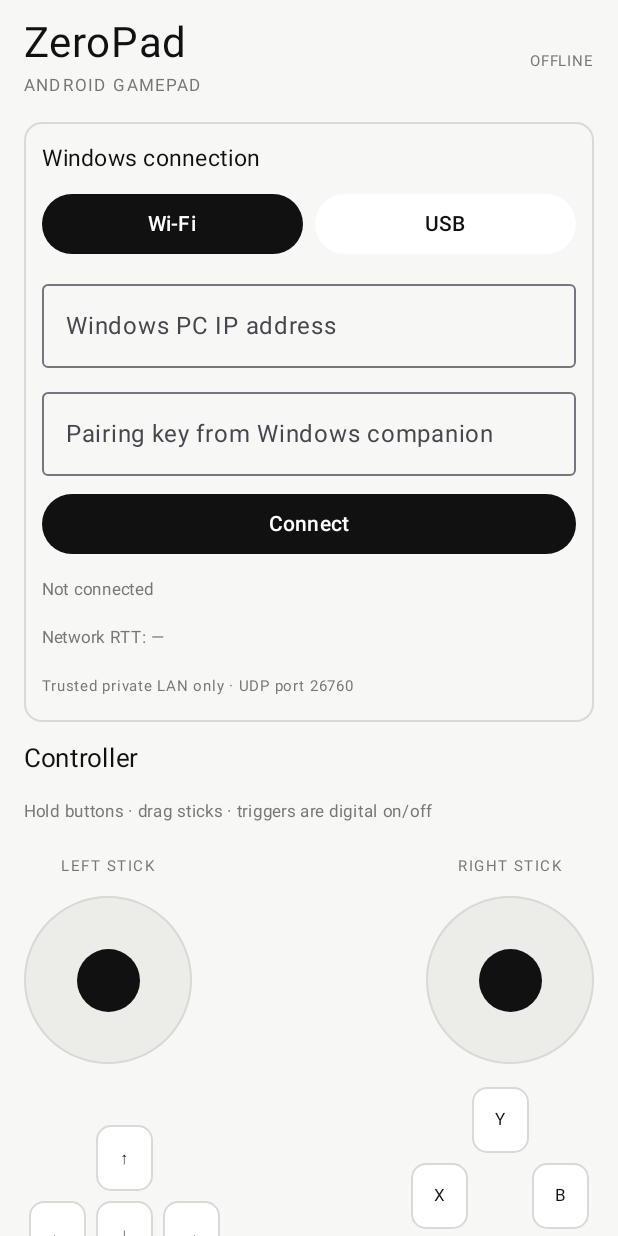
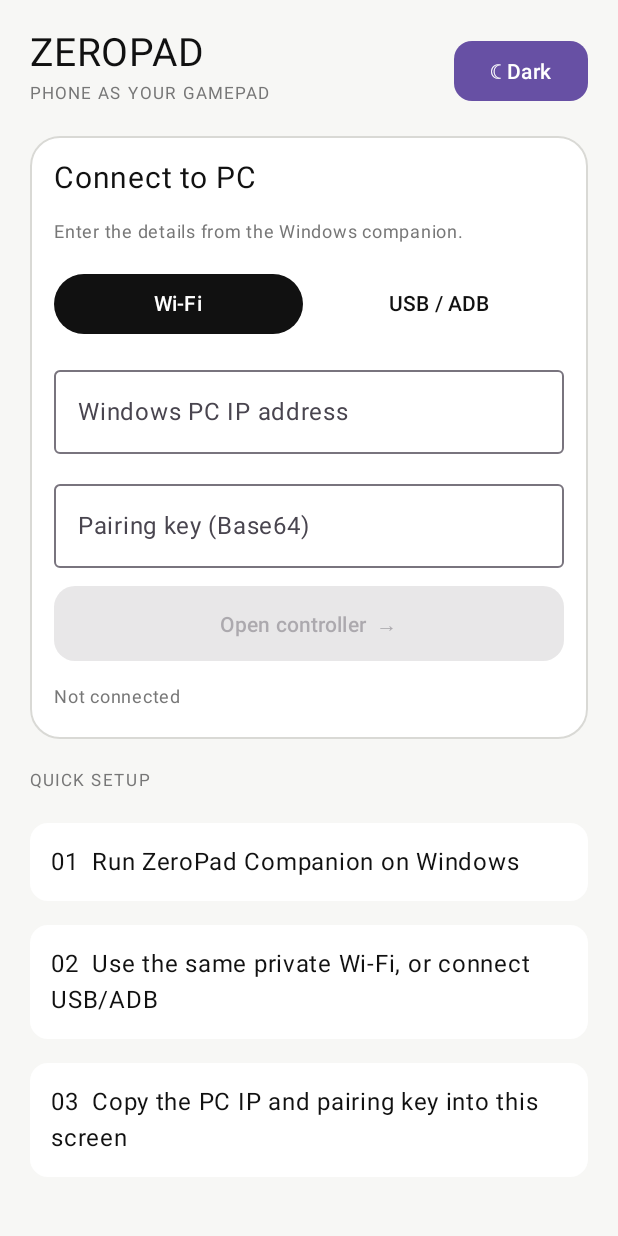
Before and after one commit to Aasimabdul/Zeropad, an Android app built with Jetpack Compose: the screen it shows after launch (MainActivity), on a phone screen of 412 x 824 dp. Run offline under Robolectric (Android 15) with nearby library versions, the phone set to English and light mode, and no system bars; 1 statement that could not run was skipped.

Commit message:
feat(android): separate connection and gamepad screens, add theme toggle and responsive alignment

```diff
--- a/android/app/src/main/java/com/simbuild/zeropad/MainActivity.kt
+++ b/android/app/src/main/java/com/simbuild/zeropad/MainActivity.kt
@@ -40,20 +40,31 @@ private val Paper = Color(0xFFF7F7F5)
 private val Ink = Color(0xFF111111)
 private val Muted = Color(0xFF777777)
 private val Border = Color(0xFFD9D9D5)
+private val DarkBg = Color(0xFF0B0D10)
+private val DarkSurface = Color(0xFF15181D)
+private val DarkInk = Color(0xFFF4F6F8)
+private val DarkMuted = Color(0xFFA1A8B2)
+private val DarkBorder = Color(0xFF303640)
 
 class MainActivity : ComponentActivity() {
     override fun onCreate(savedInstanceState: Bundle?) {
         super.onCreate(savedInstanceState)
         setContent {
-            MaterialTheme {
-                Surface(Modifier.fillMaxSize(), color = Paper) { ControllerScreen() }
+            var darkMode by remember { mutableStateOf(false) }
+            val bg = if (darkMode) DarkBg else Paper
+            val surface = if (darkMode) DarkSurface else Color.White
+            val ink = if (darkMode) DarkInk else Ink
+            val muted = if (darkMode) DarkMuted else Muted
+            val border = if (darkMode) DarkBorder else Border
+            MaterialTheme(colorScheme = if (darkMode) darkColorScheme(primary = Color(0xFF4C8DFF), background = bg, surface = surface, onSurface = ink) else lightColorScheme(primary = Color(0xFF245FC7), background = bg, surface = surface, onSurface = ink)) {
+                Surface(Modifier.fillMaxSize(), color = bg) { ControllerScreen(darkMode, { darkMode = it }, bg, surface, ink, muted, border) }
             }
         }
     }
 }
 
 @Composable
-private fun ControllerScreen() {
+private fun ControllerScreen(darkMode: Boolean, setDarkMode: (Boolean) -> Unit, bg: Color, surface: Color, ink: Color, muted: Color, border: Color) {
     val pressed = remember { mutableStateListOf<String>() }
     val client = remember { GamepadTransportClient() }
     val scope = rememberCoroutineScope()
@@ -148,121 +159,58 @@ private fun ControllerScreen() {
         }
     }
 
-    Column(
-        Modifier.fillMaxSize().verticalScroll(rememberScrollState()).padding(horizontal = 16.dp, vertical = 12.dp),
-        verticalArrangement = Arrangement.spacedBy(12.dp)
-    ) {
-        Row(Modifier.fillMaxWidth(), verticalAlignment = Alignment.CenterVertically) {
-            Column(Modifier.weight(1f)) {
-                Text("ZeroPad", fontSize = 28.sp, color = Ink)
-                Text("ANDROID GAMEPAD", fontSize = 11.sp, color = Muted, letterSpacing = 1.5.sp)
+    if (!connected) {
+        Column(Modifier.fillMaxSize().verticalScroll(rememberScrollState()).padding(20.dp), verticalArrangement = Arrangement.spacedBy(16.dp)) {
+            Row(Modifier.fillMaxWidth(), verticalAlignment = Alignment.CenterVertically) {
+                Column(Modifier.weight(1f)) { Text("ZEROPAD", fontSize = 26.sp, color = ink); Text("PHONE AS YOUR GAMEPAD", fontSize = 11.sp, color = muted, letterSpacing = 1.4.sp) }
+                Button(onClick = { darkMode = !darkMode }, shape = RoundedCornerShape(12.dp)) { Text(if (darkMode) "☀ Light" else "☾ Dark") }
             }
-            Text(if (hostSeen) "CONNECTED" else if (connected) "WAITING" else "OFFLINE", fontSize = 10.sp, color = Muted)
+            Column(Modifier.fillMaxWidth().background(surface, RoundedCornerShape(20.dp)).border(1.dp, border, RoundedCornerShape(20.dp)).padding(16.dp), verticalArrangement = Arrangement.spacedBy(12.dp)) {
+                Text("Connect to PC", fontSize = 20.sp, color = ink)
+                Text("Enter the details from the Windows companion.", fontSize = 12.sp, color = muted)
+                Row(Modifier.fillMaxWidth(), horizontalArrangement = Arrangement.spacedBy(8.dp)) {
+                    Button(onClick = { if (!connected) transport = TransportMode.WIFI }, enabled = !connected, modifier = Modifier.weight(1f), colors = ButtonDefaults.buttonColors(containerColor = if (transport == TransportMode.WIFI) ink else surface, contentColor = if (transport == TransportMode.WIFI) surface else ink)) { Text("Wi-Fi") }
+                    Button(onClick = { if (!connected) transport = TransportMode.USB }, enabled = !connected, modifier = Modifier.weight(1f), colors = ButtonDefaults.buttonColors(containerColor = if (transport == TransportMode.USB) ink else surface, contentColor = if (transport == TransportMode.USB) surface else ink)) { Text("USB / ADB") }
+                }
+                if (transport == TransportMode.WIFI) OutlinedTextField(host, { host = it }, Modifier.fillMaxWidth(), singleLine = true, label = { Text("Windows PC IP address") }, placeholder = { Text("192.168.1.10") })
+                else Text("Enable USB debugging and run: adb reverse tcp:26761 tcp:26761", fontSize = 11.sp, color = muted)
+                OutlinedTextField(pairingKey, { pairingKey = it }, Modifier.fillMaxWidth(), singleLine = true, label = { Text("Pairing key (Base64)") })
+                Button(onClick = { connected = true; status = "Connecting to Windows…" }, enabled = pairingKey.isNotBlank() && (transport == TransportMode.USB || host.isNotBlank()), modifier = Modifier.fillMaxWidth().height(50.dp), shape = RoundedCornerShape(14.dp)) { Text("Open controller  →") }
+                Text(status, fontSize = 12.sp, color = muted)
+            }
+            Text("QUICK SETUP", fontSize = 11.sp, color = muted, letterSpacing = 1.4.sp)
+            Text("01  Run ZeroPad Companion on Windows", color = ink, modifier = Modifier.fillMaxWidth().background(surface, RoundedCornerShape(12.dp)).padding(14.dp))
+            Text("02  Use the same private Wi-Fi, or connect USB/ADB", color = ink, modifier = Modifier.fillMaxWidth().background(surface, RoundedCornerShape(12.dp)).padding(14.dp))
+            Text("03  Copy the PC IP and pairing key into this screen", color = ink, modifier = Modifier.fillMaxWidth().background(surface, RoundedCornerShape(12.dp)).padding(14.dp))
         }
-
-        Column(
-            Modifier.fillMaxWidth().border(1.dp, Border, RoundedCornerShape(12.dp)).padding(12.dp),
-            verticalArrangement = Arrangement.spacedBy(8.dp)
-        ) {
-            Text("Windows connection", fontSize = 15.sp, color = Ink)
+    } else {
+        Column(Modifier.fillMaxSize().verticalScroll(rememberScrollState()).padding(horizontal = 16.dp, vertical = 14.dp), verticalArrangement = Arrangement.spacedBy(14.dp)) {
+            Row(Modifier.fillMaxWidth(), verticalAlignment = Alignment.CenterVertically) {
+                Column(Modifier.weight(1f)) { Text("ZEROPAD", fontSize = 23.sp, color = ink); Text(if (hostSeen) "● PC CONNECTED" else "● WAITING FOR PC", fontSize = 10.sp, color = muted) }
+                Button(onClick = { darkMode = !darkMode }) { Text(if (darkMode) "☀" else "☾") }
+                OutlinedButton(onClick = { connected = false; transportReady = false; hostSeen = false; latencyMs = null; status = "Disconnected"; client.close(); pressed.clear(); leftX = 0f; leftY = 0f; rightX = 0f; rightY = 0f }) { Text("Exit") }
+            }
             Row(Modifier.fillMaxWidth(), horizontalArrangement = Arrangement.spacedBy(8.dp)) {
-                Button(
-                    onClick = { if (!connected) transport = TransportMode.WIFI },
-                    enabled = !connected,
-                    colors = ButtonDefaults.buttonColors(containerColor = if (transport == TransportMode.WIFI) Ink else Color.White, contentColor = if (transport == TransportMode.WIFI) Color.White else Ink),
-                    modifier = Modifier.weight(1f)
-                ) { Text("Wi-Fi") }
-                Button(
-                    onClick = { if (!connected) transport = TransportMode.USB },
-                    enabled = !connected,
-                    colors = ButtonDefaults.buttonColors(containerColor = if (transport == TransportMode.USB) Ink else Color.White, contentColor = if (transport == TransportMode.USB) Color.White else Ink),
-                    modifier = Modifier.weight(1f)
-                ) { Text("USB") }
+                Column(Modifier.weight(1f).background(surface, RoundedCornerShape(12.dp)).border(1.dp, border, RoundedCornerShape(12.dp)).padding(12.dp)) { Text("LINK", fontSize = 10.sp, color = muted); Text(if (hostSeen) "Connected" else "Waiting", color = ink) }
+                Column(Modifier.weight(1f).background(surface, RoundedCornerShape(12.dp)).border(1.dp, border, RoundedCornerShape(12.dp)).padding(12.dp)) { Text("ROUND TRIP", fontSize = 10.sp, color = muted); Text(latencyMs?.toString()?.plus(" ms") ?: "—", color = ink) }
             }
-            if (transport == TransportMode.WIFI) {
-                OutlinedTextField(
-                    value = host, onValueChange = { host = it },
-                    modifier = Modifier.fillMaxWidth(), singleLine = true, enabled = !connected,
-                    label = { Text("Windows PC IP address") },
-                    placeholder = { Text("192.168.1.10") }
-                )
-            } else {
-                Text("Enable USB debugging, connect the cable, then run adb reverse tcp:26761 tcp:26761 on Windows.", fontSize = 11.sp, color = Muted)
+            Row(Modifier.fillMaxWidth(), horizontalArrangement = Arrangement.spacedBy(12.dp)) {
+                StickPad("LEFT STICK", leftX, leftY, Modifier.weight(1f), bg, ink, border) { x, y -> leftX = x; leftY = y }
+                StickPad("RIGHT STICK", rightX, rightY, Modifier.weight(1f), bg, ink, border) { x, y -> rightX = x; rightY = y }
             }
-            OutlinedTextField(
-                value = pairingKey, onValueChange = { pairingKey = it },
-                modifier = Modifier.fillMaxWidth(), singleLine = true, enabled = !connected,
-                label = { Text("Pairing key from Windows companion") }
-            )
-            Button(
-                onClick = {
-                    if (connected) {
-                        connected = false
-                        transportReady = false
-                        hostSeen = false
-                        latencyMs = null
-                        status = "Not connected"
-                        client.close()
-                    } else {
-                        scope.launch {
-                            try {
-                                withContext(Dispatchers.IO) { client.connect(host, pairingKey, transport) }
-                                transportReady = true
-                                hostSeen = false
-                                connected = true
-                                status = "Waiting for authenticated host response"
-                            } catch (error: Exception) {
-                                status = error.message ?: "Could not connect"
-                            }
-                        }
-                    }
-                },
-                colors = ButtonDefaults.buttonColors(containerColor = Ink, contentColor = Color.White),
-                modifier = Modifier.fillMaxWidth()
-            ) { Text(if (connected) "Disconnect" else "Connect") }
-            Text(status, fontSize = 11.sp, color = if (hostSeen) Ink else Muted)
-            Text("Network RTT: ${latencyMs?.let { "$it ms" } ?: "—"}", fontSize = 11.sp, color = Muted)
-            Text(if (transport == TransportMode.WIFI) "Trusted private LAN only · UDP port 26760" else "USB uses ADB reverse · TCP port 26761", fontSize = 10.sp, color = Muted)
-        }
-
-        Text("Controller", fontSize = 17.sp, color = Ink)
-        Text("Hold buttons · drag sticks · triggers are digital on/off", fontSize = 11.sp, color = Muted)
-        Row(Modifier.fillMaxWidth(), horizontalArrangement = Arrangement.SpaceBetween, verticalAlignment = Alignment.CenterVertically) {
-            StickPad("LEFT STICK", leftX, leftY, onAxis = { x, y -> leftX = x; leftY = y })
-            StickPad("RIGHT STICK", rightX, rightY, onAxis = { x, y -> rightX = x; rightY = y })
-        }
-
-        Row(Modifier.fillMaxWidth(), horizontalArrangement = Arrangement.SpaceBetween, verticalAlignment = Alignment.CenterVertically) {
-            Column(horizontalAlignment = Alignment.CenterHorizontally) {
-                PadButton("↑", pressed.contains("UP")) { update(pressed, "UP", it) }
-                Row {
-                    PadButton("←", pressed.contains("LEFT")) { update(pressed, "LEFT", it) }
-                    PadButton("↓", pressed.contains("DOWN")) { update(pressed, "DOWN", it) }
-                    PadButton("→", pressed.contains("RIGHT")) { update(pressed, "RIGHT", it) }
-                }
+            Row(Modifier.fillMaxWidth(), horizontalArrangement = Arrangement.SpaceBetween, verticalAlignment = Alignment.CenterVertically) {
+                Column(horizontalAlignment = Alignment.CenterHorizontally) { PadButton("↑", pressed.contains("UP"), ink, surface, border) { update(pressed, "UP", it) }; Row { PadButton("←", pressed.contains("LEFT"), ink, surface, border) { update(pressed, "LEFT", it) }; PadButton("↓", pressed.contains("DOWN"), ink, surface, border) { update(pressed, "DOWN", it) }; PadButton("→", pressed.contains("RIGHT"), ink, surface, border) { update(pressed, "RIGHT", it) } } }
+                Column(horizontalAlignment = Alignment.CenterHorizontally) { PadButton("Y", pressed.contains("Y"), ink, surface, border) { update(pressed, "Y", it) }; Row { PadButton("X", pressed.contains("X"), ink, surface, border) { update(pressed, "X", it) }; Spacer(Modifier.width(12.dp)); PadButton("B", pressed.contains("B"), ink, surface, border) { update(pressed, "B", it) } }; PadButton("A", pressed.contains("A"), ink, surface, border) { update(pressed, "A", it) } }
             }
-            Column(horizontalAlignment = Alignment.CenterHorizontally) {
-                PadButton("Y", pressed.contains("Y")) { update(pressed, "Y", it) }
-                Row {
-                    PadButton("X", pressed.contains("X")) { update(pressed, "X", it) }
-                    Spacer(Modifier.width(36.dp))
-                    PadButton("B", pressed.contains("B")) { update(pressed, "B", it) }
-                }
-                PadButton("A", pressed.contains("A")) { update(pressed, "A", it) }
+            Row(Modifier.fillMaxWidth(), horizontalArrangement = Arrangement.spacedBy(4.dp)) { listOf("LB", "LT", "SELECT", "START", "RT", "RB").forEach { key -> PadButton(key, pressed.contains(key), ink, surface, border, compact = true) { update(pressed, key, it) } } }
+            Column(Modifier.fillMaxWidth().background(surface, RoundedCornerShape(14.dp)).border(1.dp, border, RoundedCornerShape(14.dp)).padding(14.dp), verticalArrangement = Arrangement.spacedBy(6.dp)) {
+                Text("Input diagnostics", color = ink, fontSize = 14.sp)
+                Text("Buttons: " + pressed.joinToString().ifEmpty { "none" }, color = muted, fontSize = 12.sp)
+                Text("L: " + axisText(leftX) + ", " + axisText(leftY) + "    R: " + axisText(rightX) + ", " + axisText(rightY), color = muted, fontSize = 12.sp)
+                Text(status, color = muted, fontSize = 12.sp)
+                Text("20 Hz snapshots · RTT is phone-to-host-and-back, not full game latency.", color = muted, fontSize = 10.sp)
             }
         }
-
-        Row(Modifier.fillMaxWidth(), horizontalArrangement = Arrangement.SpaceBetween) {
-            listOf("LB", "LT", "SELECT", "START", "RT", "RB").forEach { key ->
-                PadButton(key, pressed.contains(key)) { update(pressed, key, it) }
-            }
-        }
-
-        Box(Modifier.fillMaxWidth().height(1.dp).background(Border))
-        Text("Diagnostics", fontSize = 14.sp, color = Ink)
-        Text("Buttons: ${pressed.joinToString().ifEmpty { "none" }}", fontSize = 11.sp, color = Muted)
-        Text("L: ${axisText(leftX)}, ${axisText(leftY)}    R: ${axisText(rightX)}, ${axisText(rightY)}", fontSize = 11.sp, color = Muted)
-        Text("Network sends authenticated snapshots at 20 Hz. RTT is phone-to-host-and-back, not total game input latency. USB is not implemented yet.", fontSize = 11.sp, color = Muted)
     }
 }
 
@@ -274,14 +222,14 @@ private fun update(pressed: MutableList<String>, key: String, down: Boolean) {
 }
 
 @Composable
-private fun StickPad(label: String, axisX: Float, axisY: Float, onAxis: (Float, Float) -> Unit) {
-    Column(horizontalAlignment = Alignment.CenterHorizontally) {
-        Text(label, fontSize = 10.sp, color = Muted, letterSpacing = 1.sp)
+private fun StickPad(label: String, axisX: Float, axisY: Float, modifier: Modifier, bg: Color, ink: Color, border: Color, onAxis: (Float, Float) -> Unit) {
+    Column(modifier, horizontalAlignment = Alignment.CenterHorizontally) {
+        Text(label, fontSize = 10.sp, color = muted, letterSpacing = 1.sp)
         Spacer(Modifier.height(8.dp))
         Box(
-            Modifier.size(112.dp)
-                .background(Color(0xFFECECE9), CircleShape)
-                .border(1.dp, Border, CircleShape)
+            Modifier.fillMaxWidth().aspectRatio(1f)
+                .background(bg, CircleShape)
+                .border(1.dp, border, CircleShape)
                 .pointerInput(label) {
                     fun setAxis(position: Offset) {
                         val cx = size.width / 2f
@@ -302,18 +250,17 @@ private fun StickPad(label: String, axisX: Float, axisY: Float, onAxis: (Float,
                 },
             contentAlignment = Alignment.Center
         ) {
-            Box(Modifier.size(42.dp).offset(x = (axisX * 32f).dp, y = (-axisY * 32f).dp).background(Ink, CircleShape))
+            Box(Modifier.size(42.dp).offset(x = (axisX * 32f).dp, y = (-axisY * 32f).dp).background(ink, CircleShape))
         }
     }
 }
 
 @Composable
-private fun PadButton(label: String, active: Boolean, onInput: (Boolean) -> Unit) {
+private fun PadButton(label: String, active: Boolean, ink: Color, surface: Color, border: Color, compact: Boolean = false, onInput: (Boolean) -> Unit) {
     Box(
-        Modifier.padding(3.dp)
-            .defaultMinSize(minWidth = 38.dp, minHeight = 38.dp)
-            .background(if (active) Ink else Color.White, RoundedCornerShape(10.dp))
-            .border(1.dp, if (active) Ink else Border, RoundedCornerShape(10.dp))
+        Modifier.padding(2.dp).size(if (compact) 44.dp else 48.dp)
+            .background(if (active) ink else surface, RoundedCornerShape(12.dp))
+            .border(1.dp, if (active) ink else border, RoundedCornerShape(12.dp))
             .pointerInput(label) {
                 detectTapGestures(onPress = {
                     onInput(true)
@@ -322,6 +269,6 @@ private fun PadButton(label: String, active: Boolean, onInput: (Boolean) -> Unit
             },
         contentAlignment = Alignment.Center
     ) {
-        Text(label, modifier = Modifier.padding(horizontal = 8.dp, vertical = 10.dp), fontSize = 11.sp, color = if (active) Color.White else Ink)
+        Text(label, modifier = Modifier.padding(horizontal = 8.dp, vertical = 10.dp), fontSize = if (compact) 9.sp else 12.sp, color = if (active) surface else ink)
     }
 }
```
